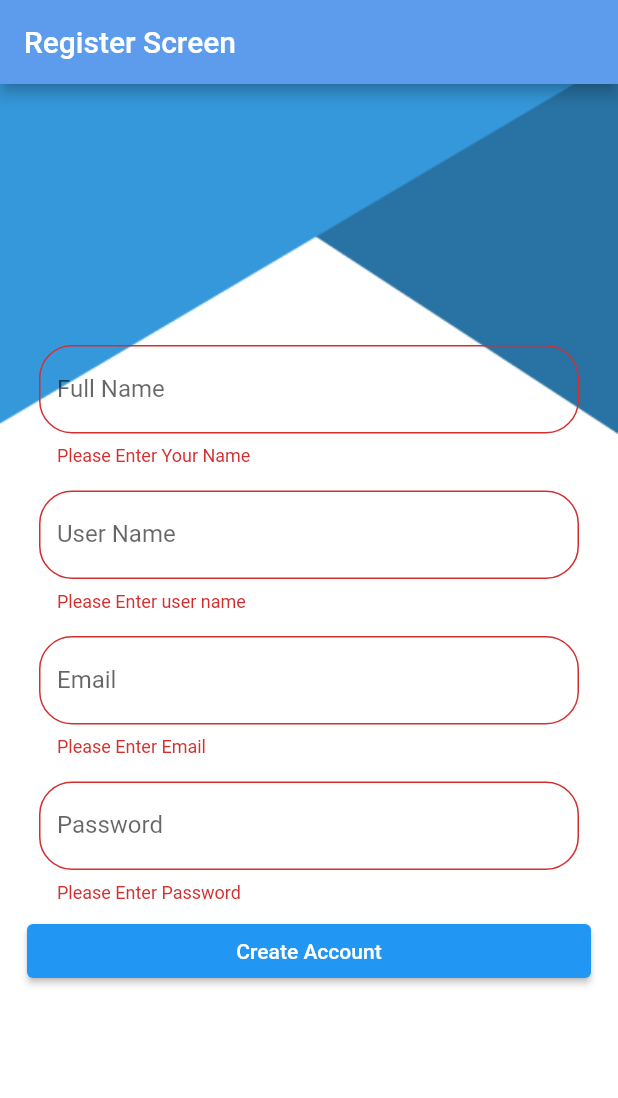
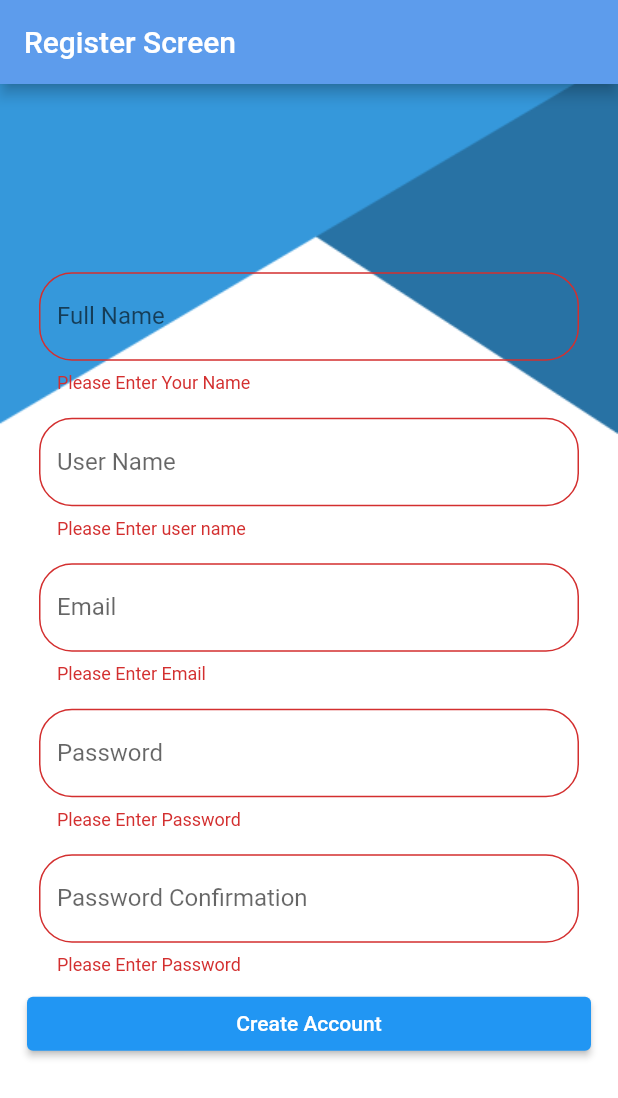
Before and after one commit to hamadia/to_do_app, a Flutter app: the screen it shows after launch, after a tap on "Create Account", on a phone screen of 412 x 824 dp. Shown: the top 1098 px of the screen. Run offline on Flutter 3.47's test engine with Material 3 defaults, Android fonts, the phone set to English and light mode, and no system bars; our stand-ins replace firebase_core; accounts and stored records are empty.

```diff
--- a/lib/Features/account/presentation/views/widgets/password_confirmation_text_field.dart
+++ b/lib/Features/account/presentation/views/widgets/password_confirmation_text_field.dart
@@ -13,7 +13,7 @@ class PasswordConfirmationTextField extends StatelessWidget {
   Widget build(BuildContext context) {
     return CustomTextFormField(
       controller: passwordConfirmationController,
-      labelText: 'Password',
+      labelText: 'Password Confirmation',
       validator: (input) {
         if (input == null || input.isEmpty) {
           return 'Please Enter Password';
--- a/lib/Features/account/presentation/views/widgets/register_view_body.dart
+++ b/lib/Features/account/presentation/views/widgets/register_view_body.dart
@@ -1,6 +1,7 @@
 import 'package:flutter/material.dart';
 import 'package:to_do_app/Features/account/presentation/views/widgets/email_text_field.dart';
 import 'package:to_do_app/Features/account/presentation/views/widgets/name_text_field.dart';
+import 'package:to_do_app/Features/account/presentation/views/widgets/password_confirmation_text_field.dart';
 import 'package:to_do_app/Features/account/presentation/views/widgets/password_text_field.dart';
 import 'package:to_do_app/Features/account/presentation/views/widgets/user_name_text_field.dart';
 
@@ -15,7 +16,6 @@ class RegisterViewBody extends StatelessWidget {
       padding: const EdgeInsets.all(18),
       child: Form(
         key: formKey,
-        child: Expanded(
         child: Column(
           mainAxisAlignment: MainAxisAlignment.center,
           crossAxisAlignment: CrossAxisAlignment.stretch,
@@ -24,6 +24,7 @@ class RegisterViewBody extends StatelessWidget {
             UserNameTextField(),
             EmailTextField(),
             PasswordTextField(),
+            PasswordConfirmationTextField(),
             ElevatedButton(
               onPressed: () {
                 createAccount();
@@ -31,7 +32,6 @@ class RegisterViewBody extends StatelessWidget {
               child: const Text('Create Account'),
             ),
           ],
-          ),
         ),
       ),
     );
--- a/lib/main.dart
+++ b/lib/main.dart
@@ -1,11 +1,22 @@
+import 'package:firebase_core/firebase_core.dart';
 import 'package:flutter/material.dart';
 import 'package:to_do_app/Features/account/presentation/views/register_view.dart';
 import 'package:to_do_app/Features/home/presentation/views/home_view.dart';
 import 'package:to_do_app/Features/splash/presentation/views/splash_view.dart';
 import 'package:to_do_app/core/utils/my_theme_data.dart';
 
-void main() {
+import 'firebase_options.dart';
+
+void main() async {
+  WidgetsFlutterBinding.ensureInitialized();
+  await firebaseInitializeApp();
   runApp(const ToDoApp());
+}
+
+Future<void> firebaseInitializeApp() async {
+  await Firebase.initializeApp(
+    options: DefaultFirebaseOptions.currentPlatform,
+  );
 }
 
 class ToDoApp extends StatelessWidget {
--- a/pubspec.yaml
+++ b/pubspec.yaml
@@ -35,6 +35,8 @@ dependencies:
   # The following adds the Cupertino Icons font to your application.
   # Use with the CupertinoIcons class for iOS style icons.
   cupertino_icons: ^1.0.6
+  firebase_core: ^2.31.0
+  firebase_auth: ^4.19.5
 
 dev_dependencies:
   flutter_test:
```
Also changed, not shown: firebase.json (added), lib/firebase_options.dart (added), pubspec.lock, 3 other files. Lines whose indentation alone changed are shown as unchanged.
